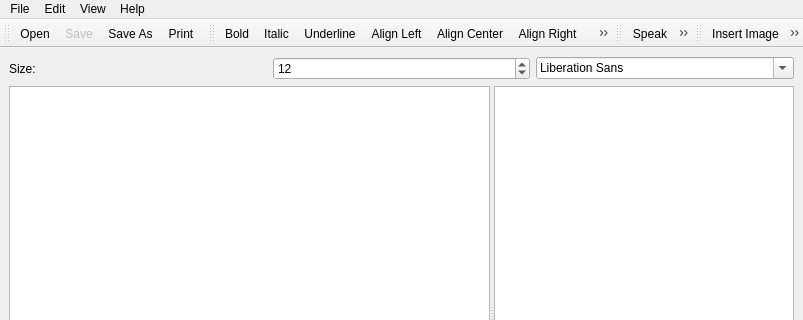
First picture: the form in ui/mainwindow.ui, repository nyov/writetype, before the edit; both pictures show x 0 to 803 and y 0 to 320 of the 803 by 600 pixel window.
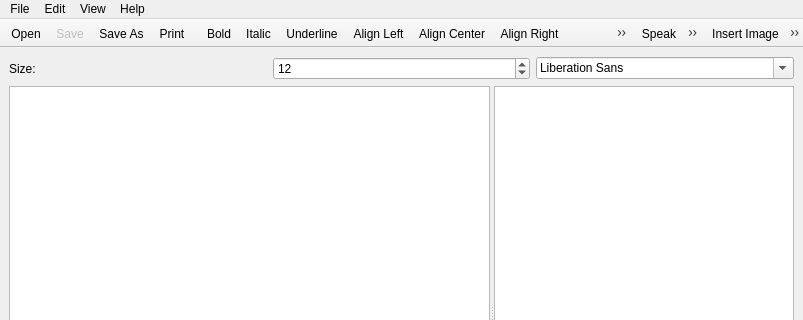
Second picture: the form after the edit. Icons and pictures are not drawn. Custom widgets are drawn as their Qt base class.

The edit to the form file:
```diff
--- a/ui/mainwindow.ui
+++ b/ui/mainwindow.ui
@@ -153,6 +153,9 @@
    <property name="windowTitle">
     <string>toolBar</string>
    </property>
+   <property name="movable">
+    <bool>false</bool>
+   </property>
    <attribute name="toolBarArea">
     <enum>TopToolBarArea</enum>
    </attribute>
@@ -168,6 +171,9 @@
    <property name="windowTitle">
     <string>toolBar_2</string>
    </property>
+   <property name="movable">
+    <bool>false</bool>
+   </property>
    <attribute name="toolBarArea">
     <enum>TopToolBarArea</enum>
    </attribute>
@@ -187,6 +193,9 @@
    <property name="windowTitle">
     <string>toolBar</string>
    </property>
+   <property name="movable">
+    <bool>false</bool>
+   </property>
    <attribute name="toolBarArea">
     <enum>TopToolBarArea</enum>
    </attribute>
@@ -200,6 +209,9 @@
    <property name="windowTitle">
     <string>toolBar</string>
    </property>
+   <property name="movable">
+    <bool>false</bool>
+   </property>
    <attribute name="toolBarArea">
     <enum>TopToolBarArea</enum>
    </attribute>
```
